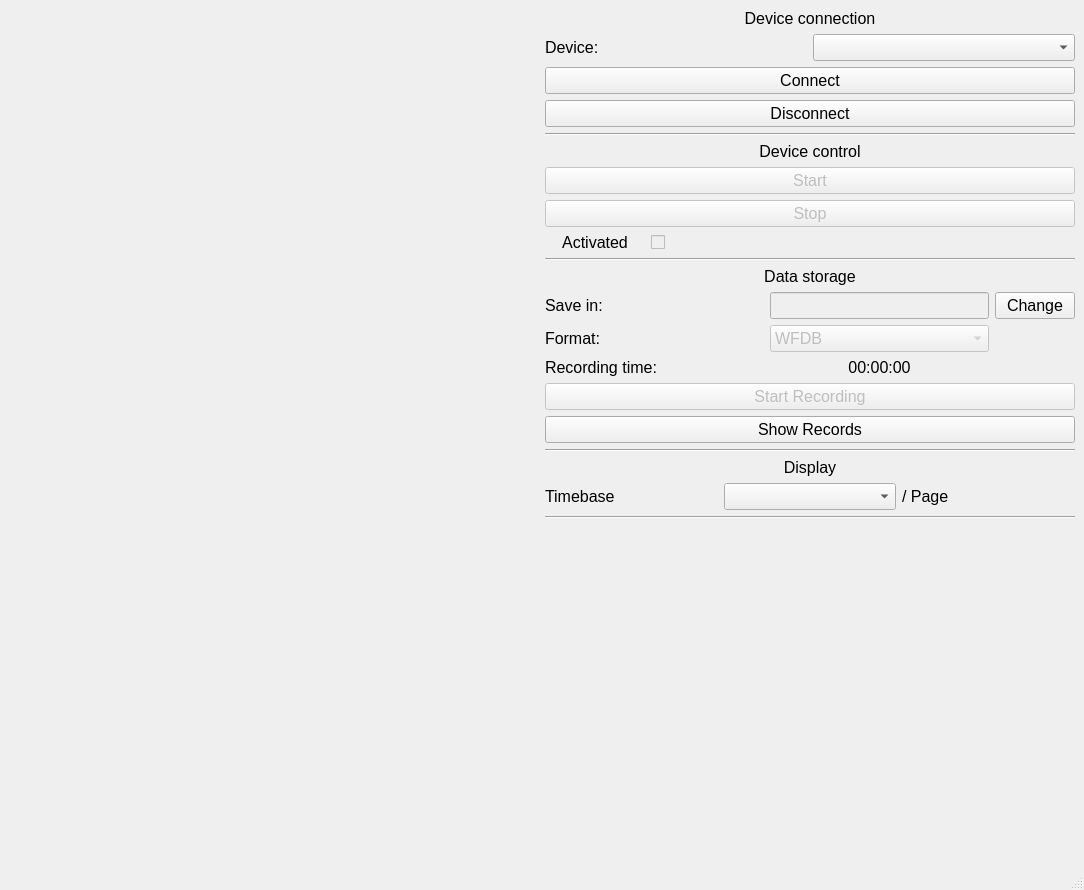
First picture: the form in ui/main_window.ui, repository mcsltd/mcs-inRat-monitor, before the edit.
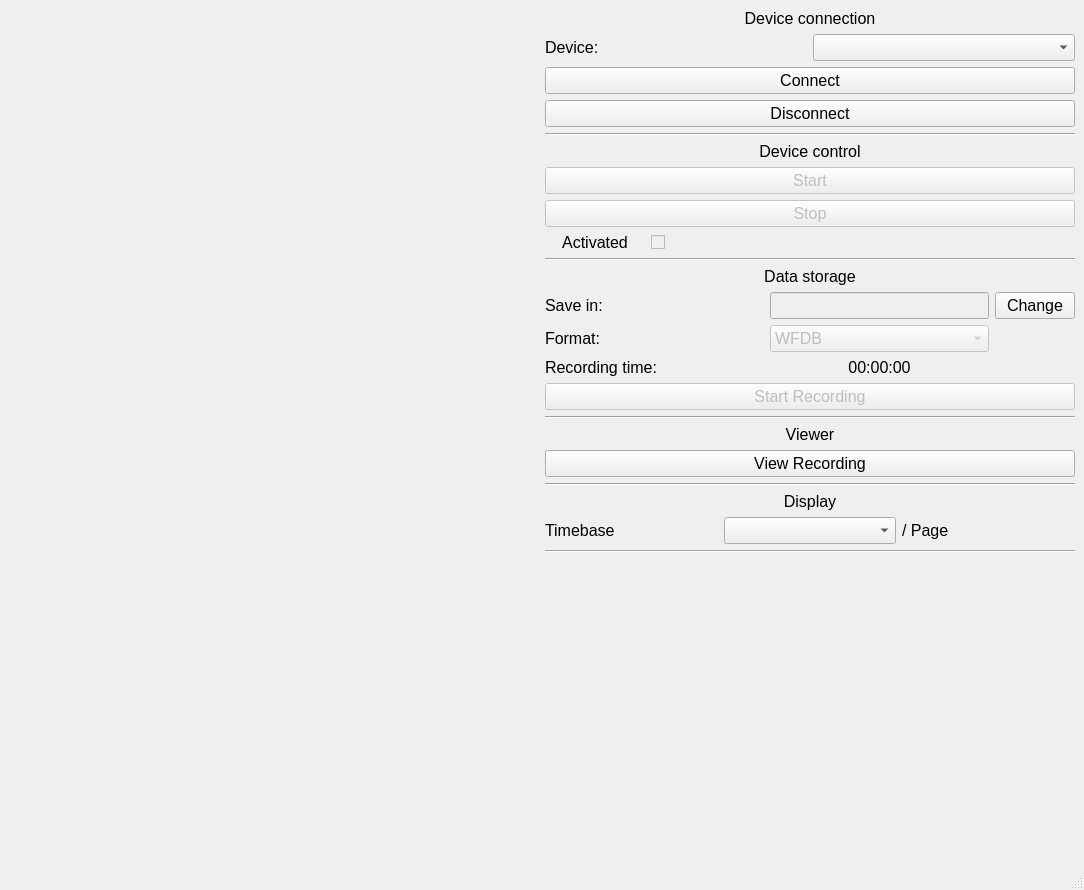
Second picture: the form after the edit. Custom widgets are drawn as their Qt base class.

Commit message: feat: add viewer for read recording

What changed in the file:
```diff
--- a/ui/main_window.ui
+++ b/ui/main_window.ui
@@ -372,21 +372,6 @@
         </property>
        </widget>
       </item>
-      <item>
-       <widget class="QPushButton" name="pushButtonShowRecords">
-        <property name="enabled">
-         <bool>true</bool>
-        </property>
-        <property name="font">
-         <font>
-          <pointsize>12</pointsize>
-         </font>
-        </property>
-        <property name="text">
-         <string>Show Records</string>
-        </property>
-       </widget>
-      </item>
       <item>
        <widget class="Line" name="line_2">
         <property name="orientation">
@@ -394,6 +379,40 @@
         </property>
        </widget>
       </item>
+      <item>
+       <widget class="QLabel" name="label">
+        <property name="font">
+         <font>
+          <pointsize>12</pointsize>
+         </font>
+        </property>
+        <property name="text">
+         <string>Viewer</string>
+        </property>
+        <property name="alignment">
+         <set>Qt::AlignmentFlag::AlignCenter</set>
+        </property>
+       </widget>
+      </item>
+      <item>
+       <widget class="QPushButton" name="pushButtonViewRecording">
+        <property name="font">
+         <font>
+          <pointsize>12</pointsize>
+         </font>
+        </property>
+        <property name="text">
+         <string>View Recording</string>
+        </property>
+       </widget>
+      </item>
+      <item>
+       <widget class="Line" name="line_5">
+        <property name="orientation">
+         <enum>Qt::Orientation::Horizontal</enum>
+        </property>
+       </widget>
+      </item>
       <item>
        <widget class="QLabel" name="label_2">
         <property name="font">
```
The commit also changes 8 other files.
